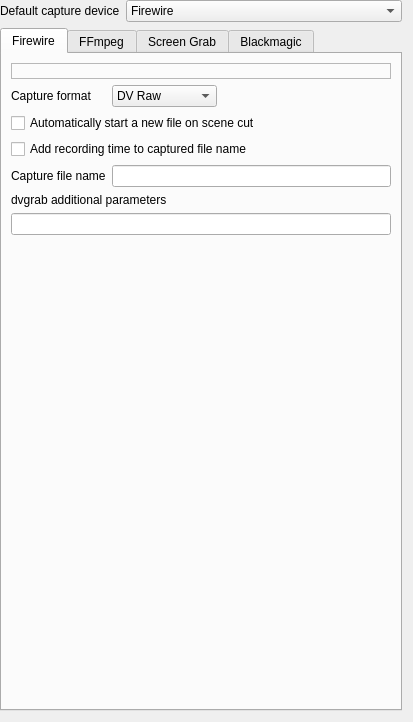
The window that src/ui/configcapture_ui.ui (KDE/kdenlive) describes before a commit, drawn with Qt 5.
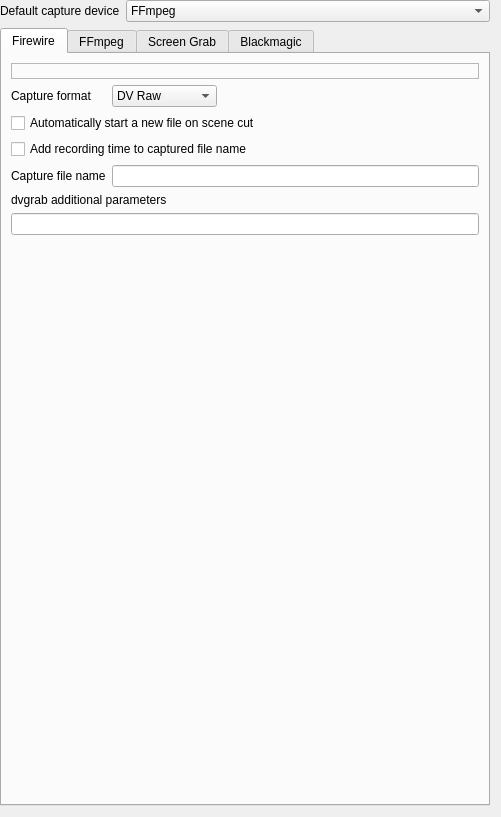
The same window after the commit. The open tabs and pages were chosen to show the change. Custom widgets are drawn as their Qt base class.

```diff
--- a/src/ui/configcapture_ui.ui
+++ b/src/ui/configcapture_ui.ui
@@ -6,8 +6,8 @@
    <rect>
     <x>0</x>
     <y>0</y>
-    <width>413</width>
-    <height>722</height>
+    <width>501</width>
+    <height>817</height>
    </rect>
   </property>
   <layout class="QGridLayout" name="gridLayout_8">
@@ -32,11 +32,6 @@
        <verstretch>0</verstretch>
       </sizepolicy>
      </property>
-     <item>
-      <property name="text">
-       <string>Firewire</string>
-      </property>
-     </item>
      <item>
       <property name="text">
        <string>FFmpeg</string>
```
Left out of the diff: 8 changed lines with no effect on the pictures.
